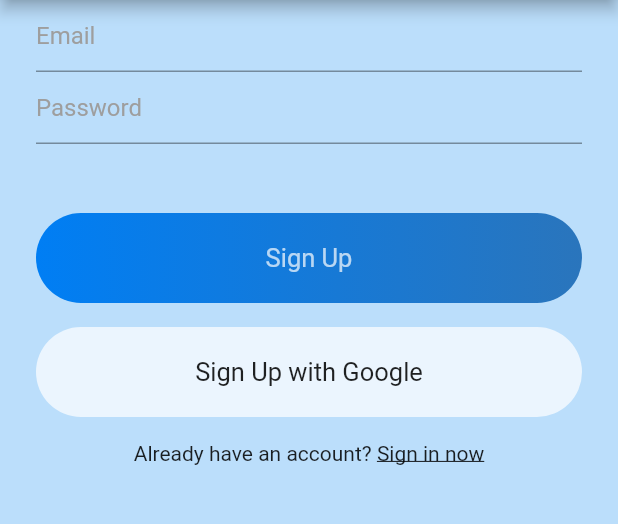
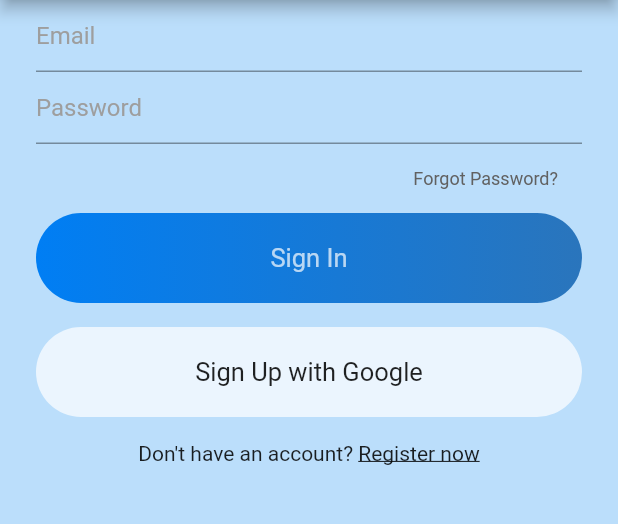
Before and after one commit to wearablebiosensing/carewell_chat, a Flutter app: the screen it shows after launch, on a phone screen of 412 x 824 dp, the part 84-608 px from its top. Run offline on Flutter 3.47's test engine with Material 2 defaults, Android fonts, the phone set to English and light mode, and no system bars; our stand-ins replace cloud_firestore, firebase_auth, firebase_core; accounts and stored records are empty.

Commit message:
Updated send icon

```diff
--- a/lib/main.dart
+++ b/lib/main.dart
@@ -30,7 +30,7 @@ class AuthWrapper extends StatefulWidget {
 class _AuthWrapperState extends State<AuthWrapper> {
   @override
   Widget build(BuildContext context) {
-    return SignUp();
+    return SignIn();
   }
 }
 
--- a/lib/views/chatinfo.dart
+++ b/lib/views/chatinfo.dart
@@ -56,7 +56,10 @@ class _ChatInformationState extends State<ChatInformation> {
               ),
             ),
             FloatingActionButton(
-              child: const Icon(Icons.search),
+              child: const Icon(
+                Icons.arrow_right_rounded,
+                size: 50,
+              ),
               onPressed: () {
                 final String message = messageTextEditingController.text.trim();
 
--- a/lib/views/signup.dart
+++ b/lib/views/signup.dart
@@ -14,13 +14,11 @@ FirebaseAuth chatuser = FirebaseAuth.instance;
 String username = '';
 String email = 'Not actually signed in';
 
-
 String message = '';
 
 //Create a database methods file which will update with the user's information.
 //38:00 pt 2 flutter chat app tutorial video
 //I don't think you need to store passwords in firebase
-
 
 class SignUp extends StatefulWidget {
   const SignUp({Key? key}) : super(key: key);
```
Lines whose indentation alone changed are shown as unchanged.
